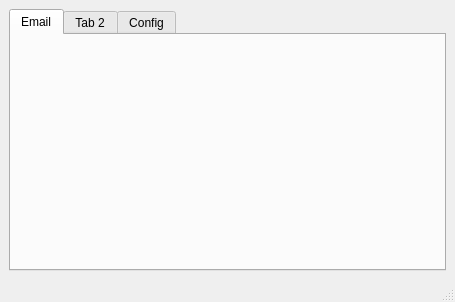
First picture: the form in sendemailspage.ui, repository Kaio1394/Send-emails, before the edit.
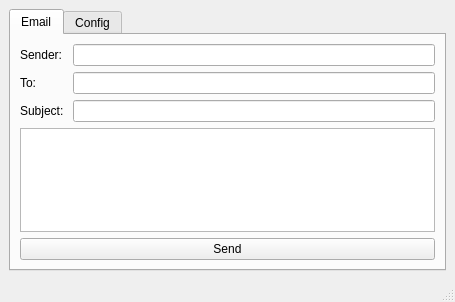
Second picture: the form after the edit. The open tabs and pages were chosen to show the change.

Commit message: send email ok

What changed in the file:
```diff
--- a/sendemailspage.ui
+++ b/sendemailspage.ui
@@ -24,11 +24,56 @@
        <attribute name="title">
         <string>Email</string>
        </attribute>
-      </widget>
-      <widget class="QWidget" name="tab_2">
-       <attribute name="title">
-        <string>Tab 2</string>
-       </attribute>
+       <layout class="QVBoxLayout" name="verticalLayout_4">
+        <item>
+         <layout class="QFormLayout" name="formLayout_2">
+          <item row="0" column="0">
+           <widget class="QLabel" name="label_3">
+            <property name="text">
+             <string>Sender: </string>
+            </property>
+           </widget>
+          </item>
+          <item row="0" column="1">
+           <widget class="QLineEdit" name="sender">
+            <property name="text">
+             <string/>
+            </property>
+           </widget>
+          </item>
+          <item row="1" column="0">
+           <widget class="QLabel" name="label_4">
+            <property name="text">
+             <string>To:</string>
+            </property>
+           </widget>
+          </item>
+          <item row="1" column="1">
+           <widget class="QLineEdit" name="to"/>
+          </item>
+          <item row="2" column="0">
+           <widget class="QLabel" name="label_5">
+            <property name="text">
+             <string>Subject: </string>
+            </property>
+           </widget>
+          </item>
+          <item row="2" column="1">
+           <widget class="QLineEdit" name="subject"/>
+          </item>
+         </layout>
+        </item>
+        <item>
+         <widget class="QTextEdit" name="body"/>
+        </item>
+        <item>
+         <widget class="QPushButton" name="pushButton">
+          <property name="text">
+           <string>Send</string>
+          </property>
+         </widget>
+        </item>
+       </layout>
       </widget>
       <widget class="QWidget" name="tab_3">
        <attribute name="title">
```
Left out of the diff: 13 changed lines with no effect on the pictures. The commit also changes 37 other files.
